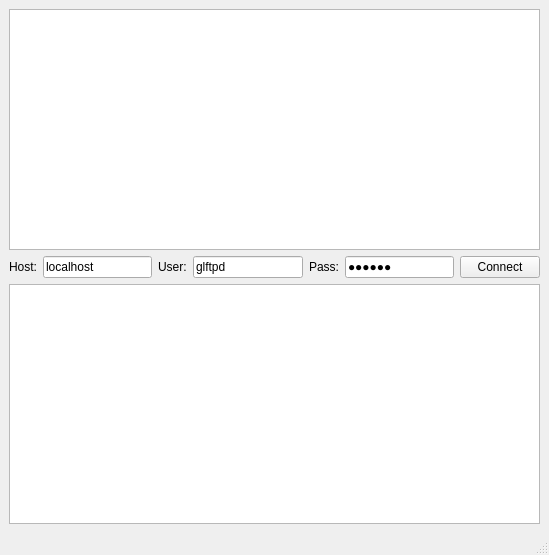
Before: the Qt Designer form kasablanca-python/trunk/kasablancamainwindow.ui in BackupTheBerlios/kasablanca-svn, drawn with Qt 5.
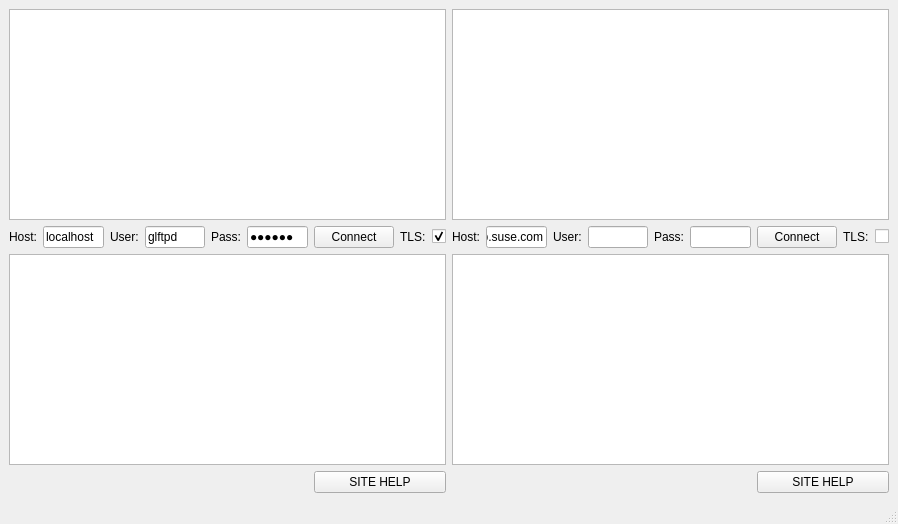
After: the same form once the commit is applied.

Commit message: - unencrypted browsing works too.

What changed in the file:
```diff
--- a/kasablanca-python/trunk/kasablancamainwindow.ui
+++ b/kasablanca-python/trunk/kasablancamainwindow.ui
@@ -5,8 +5,8 @@
    <rect>
     <x>0</x>
     <y>0</y>
-    <width>549</width>
-    <height>555</height>
+    <width>898</width>
+    <height>524</height>
    </rect>
   </property>
   <property name="windowTitle" >
@@ -14,7 +14,7 @@
   </property>
   <widget class="QWidget" name="centralwidget" >
    <layout class="QGridLayout" name="gridLayout" >
-    <item row="0" column="0" colspan="7" >
+    <item row="0" column="0" colspan="9" >
      <widget class="QTreeView" name="fileView" >
       <property name="rootIsDecorated" >
        <bool>false</bool>
@@ -27,6 +27,19 @@
       </property>
      </widget>
     </item>
+    <item row="0" column="9" colspan="9" >
+     <widget class="QTreeView" name="fileView_2" >
+      <property name="rootIsDecorated" >
+       <bool>false</bool>
+      </property>
+      <property name="itemsExpandable" >
+       <bool>false</bool>
+      </property>
+      <property name="expandsOnDoubleClick" >
+       <bool>false</bool>
+      </property>
+     </widget>
+    </item>
     <item row="1" column="0" >
      <widget class="QLabel" name="label" >
       <property name="text" >
@@ -79,13 +92,126 @@
       </property>
      </widget>
     </item>
-    <item row="2" column="0" colspan="7" >
+    <item row="1" column="7" >
+     <widget class="QLabel" name="label_7" >
+      <property name="text" >
+       <string>TLS:</string>
+      </property>
+     </widget>
+    </item>
+    <item row="1" column="8" >
+     <widget class="QCheckBox" name="tlsCheck" >
+      <property name="text" >
+       <string/>
+      </property>
+      <property name="checked" >
+       <bool>true</bool>
+      </property>
+      <property name="tristate" >
+       <bool>false</bool>
+      </property>
+     </widget>
+    </item>
+    <item row="1" column="9" >
+     <widget class="QLabel" name="label_5" >
+      <property name="text" >
+       <string>Host:</string>
+      </property>
+     </widget>
+    </item>
+    <item row="1" column="10" >
+     <widget class="QLineEdit" name="hostEdit_2" >
+      <property name="text" >
+       <string>ftp.suse.com</string>
+      </property>
+     </widget>
+    </item>
+    <item row="1" column="11" >
+     <widget class="QLabel" name="label_4" >
+      <property name="text" >
+       <string>User:</string>
+      </property>
+     </widget>
+    </item>
+    <item row="1" column="12" >
+     <widget class="QLineEdit" name="userEdit_2" >
+      <property name="text" >
+       <string></string>
+      </property>
+     </widget>
+    </item>
+    <item row="1" column="13" >
+     <widget class="QLabel" name="label_6" >
+      <property name="text" >
+       <string>Pass:</string>
+      </property>
+     </widget>
+    </item>
+    <item row="1" column="14" >
+     <widget class="QLineEdit" name="passEdit_2" >
+      <property name="text" >
+       <string></string>
+      </property>
+      <property name="echoMode" >
+       <enum>QLineEdit::Password</enum>
+      </property>
+     </widget>
+    </item>
+    <item row="1" column="15" >
+     <widget class="QPushButton" name="connectButton_2" >
+      <property name="text" >
+       <string>Connect</string>
+      </property>
+     </widget>
+    </item>
+    <item row="1" column="16" >
+     <widget class="QLabel" name="label_8" >
+      <property name="text" >
+       <string>TLS:</string>
+      </property>
+     </widget>
+    </item>
+    <item row="1" column="17" >
+     <widget class="QCheckBox" name="tlsCheck_2" >
+      <property name="text" >
+       <string/>
+      </property>
+      <property name="checked" >
+       <bool>false</bool>
+      </property>
+      <property name="tristate" >
+       <bool>false</bool>
+      </property>
+     </widget>
+    </item>
+    <item row="2" column="0" colspan="9" >
      <widget class="QPlainTextEdit" name="logEdit" >
       <property name="textInteractionFlags" >
        <set>Qt::TextSelectableByKeyboard|Qt::TextSelectableByMouse</set>
       </property>
      </widget>
     </item>
+    <item row="2" column="9" colspan="9" >
+     <widget class="QPlainTextEdit" name="logEdit_2" >
+      <property name="textInteractionFlags" >
+       <set>Qt::TextSelectableByKeyboard|Qt::TextSelectableByMouse</set>
+      </property>
+     </widget>
+    </item>
+    <item row="3" column="6" colspan="3" >
+     <widget class="QPushButton" name="siteButton" >
+      <property name="text" >
+       <string>SITE HELP</string>
+      </property>
+     </widget>
+    </item>
+    <item row="3" column="15" colspan="3" >
+     <widget class="QPushButton" name="siteButton_2" >
+      <property name="text" >
+       <string>SITE HELP</string>
+      </property>
+     </widget>
+    </item>
    </layout>
   </widget>
   <widget class="QStatusBar" name="statusbar" />
```
The commit also changes 2 other files.
